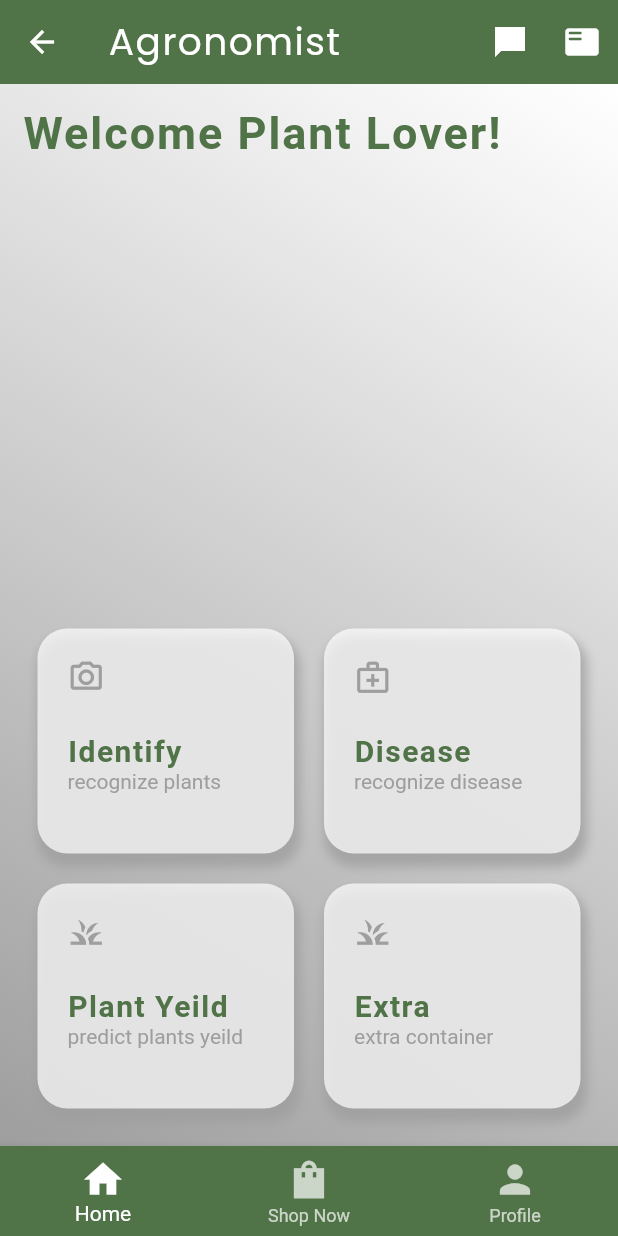
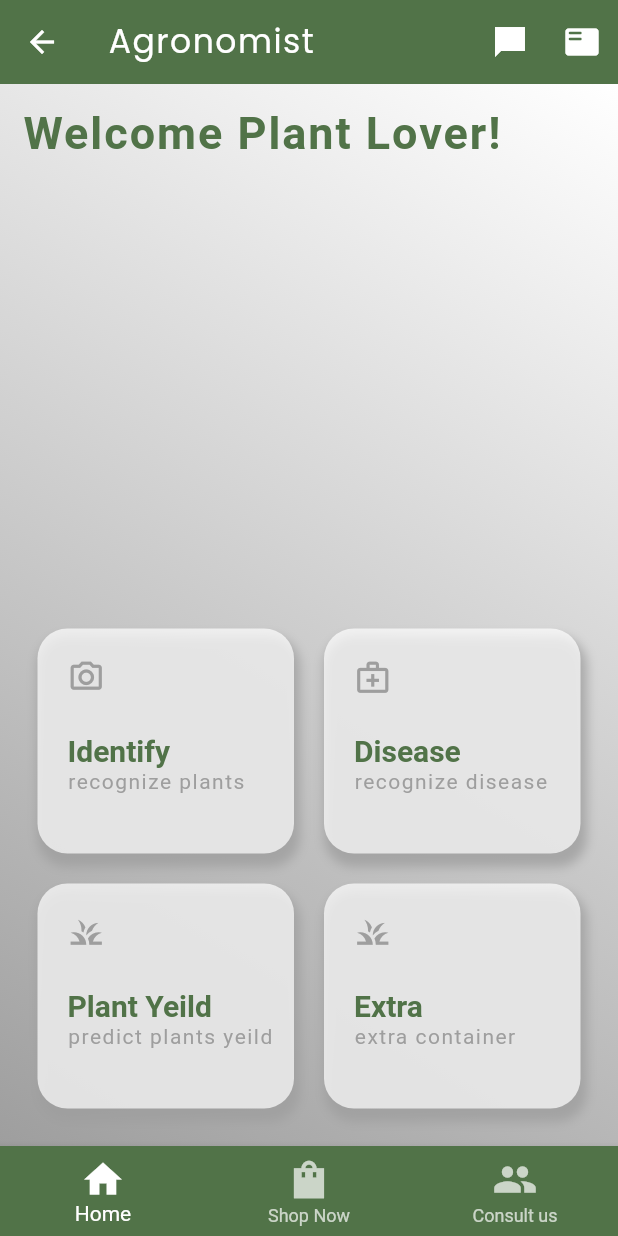
Before and after one commit to Ahsan161815/agronomist, a Flutter app: the Home screen opened by its route, on a phone screen of 412 x 824 dp. Run offline on Flutter 3.47's test engine with Material 2 defaults, Android fonts, the phone set to English and light mode, and no system bars; our stand-ins replace hexcolor, image_cropper, image_picker, introduction_screen; missing offline and left inert: translator.

Commit message:
shopnow page with error

```diff
--- a/lib/pages/home/Home.dart
+++ b/lib/pages/home/Home.dart
@@ -4,7 +4,7 @@ import 'package:flutter/rendering.dart';
 import 'package:hexcolor/hexcolor.dart';
 import 'components/AppContainer.dart';
 import 'package:agronomist/components/AppText.dart';
-
+import 'package:agronomist/pages/shopnow/ShopNow.dart';
 
 class Home extends StatefulWidget {
 
@@ -27,6 +27,13 @@ class _HomeState extends State<Home> {
     });
   }
 
+  List<Widget> screens = [
+    const HomeBody(),
+    const ShopNow(),
+    Container(color: Colors.blue, child: const Center(child: Text('Consult page')),),
+
+  ];
+
   @override
   Widget build(BuildContext context) {
     return Scaffold(
@@ -35,11 +42,11 @@ class _HomeState extends State<Home> {
         //     Icons.home,
         // ),
         elevation: 2,
-        title: Text('Agronomist',
+        title: const Text('Agronomist',
           style: TextStyle(
             fontFamily: 'poppins',
             letterSpacing: 1,
-            fontSize: 25,
+            fontSize: 22,
           ),
         ),
         actions: [
@@ -60,7 +67,46 @@ class _HomeState extends State<Home> {
         ],
         shadowColor: Colors.transparent,
       ),
-      body: Container(
+      body: screens[_selectedIndex],
+      bottomNavigationBar: BottomNavigationBar(
+        items: const [
+          BottomNavigationBarItem(
+              icon: Icon(Icons.home),
+              label: 'Home',
+              backgroundColor: Colors.green,
+          ),
+          BottomNavigationBarItem(
+              icon: Icon(Icons.shopping_bag_sharp),
+              label: 'Shop Now',
+              backgroundColor: Colors.yellow
+          ),
+          BottomNavigationBarItem(
+            icon: Icon(Icons.group),
+            label: 'Consult us',
+            backgroundColor: Colors.blue,
+          ),
+        ],
+        type: BottomNavigationBarType.fixed,
+        currentIndex: _selectedIndex,
+        selectedItemColor: Colors.white,
+        iconSize: 30,
+        unselectedItemColor: Colors.white70,
+        onTap: _onItemTapped,
+        elevation: 5,
+        backgroundColor: pcolor,
+      ),
+    );
+  }
+}
+
+class HomeBody extends StatelessWidget {
+  const HomeBody({
+    Key? key,
+  }) : super(key: key);
+
+  @override
+  Widget build(BuildContext context) {
+    return Container(
       decoration: const BoxDecoration(
           gradient: LinearGradient(
             begin: Alignment.topRight,
@@ -143,34 +189,6 @@ class _HomeState extends State<Home> {
           ],
         ),
       ),
-      ),
-      bottomNavigationBar: BottomNavigationBar(
-        items: const [
-          BottomNavigationBarItem(
-              icon: Icon(Icons.home),
-              label: 'Home',
-              backgroundColor: Colors.green,
-          ),
-          BottomNavigationBarItem(
-              icon: Icon(Icons.shopping_bag_sharp),
-              label: 'Shop Now',
-              backgroundColor: Colors.yellow
-          ),
-          BottomNavigationBarItem(
-            icon: Icon(Icons.person),
-            label: 'Profile',
-            backgroundColor: Colors.blue,
-          ),
-        ],
-        type: BottomNavigationBarType.fixed,
-        currentIndex: _selectedIndex,
-        selectedItemColor: Colors.white,
-        iconSize: 30,
-        unselectedItemColor: Colors.white70,
-        onTap: _onItemTapped,
-        elevation: 5,
-        backgroundColor: pcolor,
-      ),
     );
   }
 }
--- a/lib/pages/home/components/AppContainer.dart
+++ b/lib/pages/home/components/AppContainer.dart
@@ -40,6 +40,7 @@ class AppContainer extends StatelessWidget {
         margin: const EdgeInsets.fromLTRB(10, 10, 10, 10),
         //color: Colors.green,
         height: 150,
+        width: 150,
         child: Stack(
           children: [
             Positioned(
@@ -53,12 +54,14 @@ class AppContainer extends StatelessWidget {
             ),
             Positioned(child: AppText(
               text: title,
+              lspacing: 0.0,
             ), left: 20, top:70,
             ),
             Positioned(child: Text(
               tag,
               style: const TextStyle(
-                color: Colors.grey
+                color: Colors.grey,
+                letterSpacing: 1,
               ),
             ), left: 20, bottom:40,
             ),
--- /dev/null
+++ b/lib/pages/shopnow/ShopNow.dart
@@ -0,0 +1,10 @@
+import 'package:flutter/material.dart';
+
+class ShopNow extends StatelessWidget {
+  const ShopNow({Key? key}) : super(key: key);
+
+  @override
+  Widget build(BuildContext context) {
+    return const Center(child: Text('Show Now Page'));
+  }
+}
```
Lines whose indentation alone changed are shown as unchanged.
